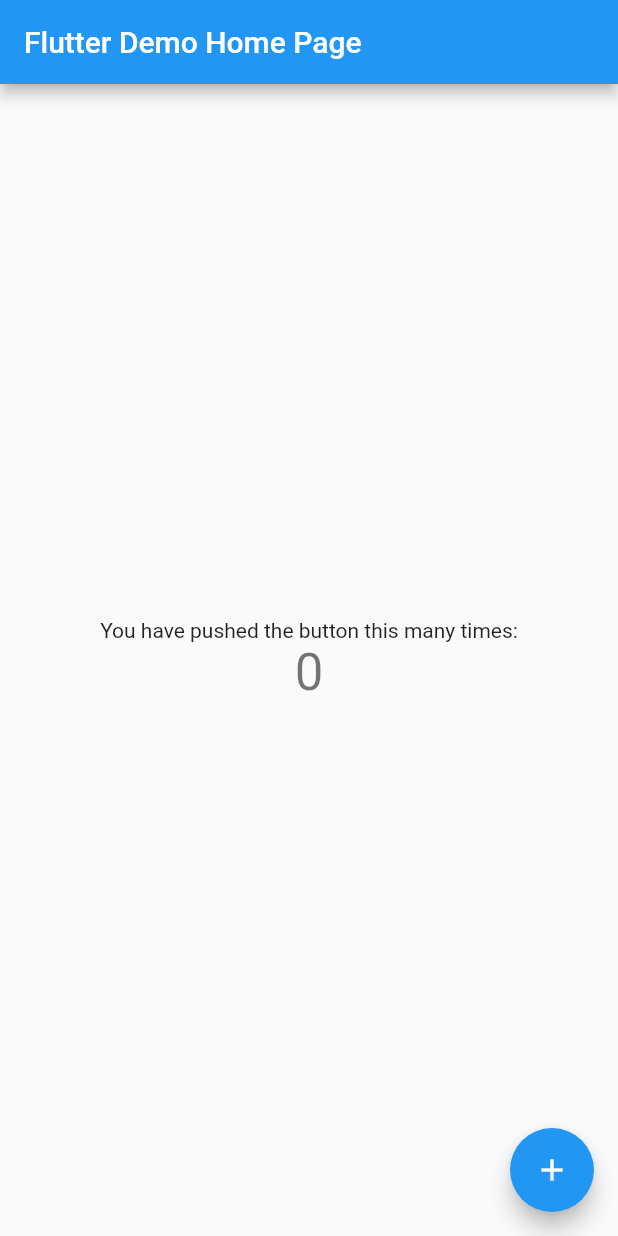
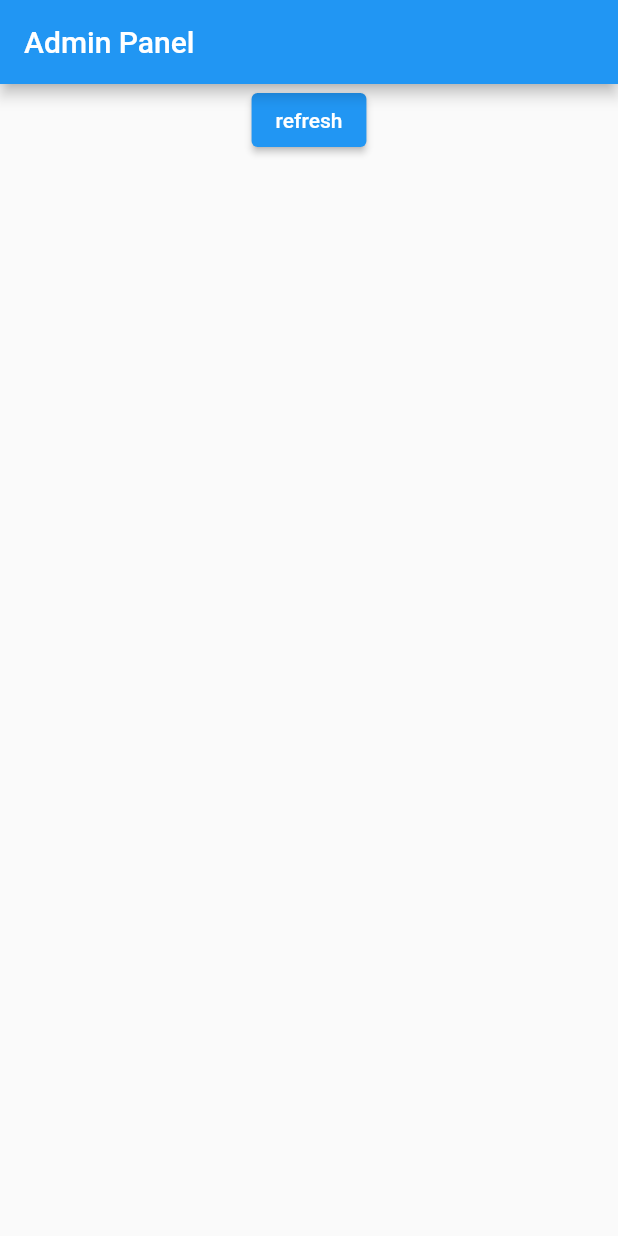
Before and after one commit to umass-cicsoft/admin-panel, a Flutter app: the screen it shows after launch, on a phone screen of 412 x 824 dp. Run offline on Flutter 3.47's test engine with Material 2 defaults, Android fonts, the phone set to English and light mode, and no system bars; our stand-ins replace firebase_core, firebase_database; missing offline and left inert: firebase_core_web, firebase_database_web; accounts and stored records are empty.

Commit message:
Add files via upload

```diff
--- /dev/null
+++ b/lib/homepage.dart
@@ -0,0 +1,70 @@
+import 'package:firebase_database/firebase_database.dart';
+import 'package:flutter/material.dart';
+import './member.dart';
+import 'memberinfo.dart';
+
+class HomePage extends StatefulWidget {
+  const HomePage({
+    Key? key,
+  }) : super(key: key);
+
+  @override
+  State<HomePage> createState() => _HomePageState();
+}
+
+class _HomePageState extends State<HomePage> {
+  Map _members = {};
+  final _database = FirebaseDatabase.instance.ref();
+
+  @override
+  void initState() {
+    super.initState();
+    _refresh();
+  }
+
+  void _refresh() {
+    _database.child('members').onValue.listen((event) {
+      final Object? _message = event.snapshot.value;
+      setState(() {
+        _members = _message as Map;
+      });
+    });
+  }
+
+  @override
+  Widget build(BuildContext context) {
+    return Scaffold(
+        appBar: AppBar(
+          title: const Text('Admin Panel'),
+        ),
+        body: Center(
+            child:
+                Column(mainAxisAlignment: MainAxisAlignment.start, children: [
+          ElevatedButton(
+              onPressed: () {
+                _refresh();
+              },
+              child: const Text('refresh')),
+          SizedBox(
+              height: 700,
+              width: 300,
+              child: ListView.builder(
+                itemCount: _members.length,
+                itemBuilder: (context, int index) {
+                  final _member =
+                      Member.fromJson(_members[_members.keys.toList()[index]]);
+                  return ElevatedButton(
+                      onPressed: () {
+                         Navigator.push(
+                                      context,
+                                      MaterialPageRoute(
+                                          builder: (context) =>
+                                              MemberInfo(member: _member)),
+                                    );
+                      },
+                      child: Text(_member.firstName));
+                },
+              )),
+        ])));
+  }
+}
--- a/lib/main.dart
+++ b/lib/main.dart
@@ -1,11 +1,17 @@
+import 'package:firebase_database/firebase_database.dart';
 import 'package:flutter/material.dart';
+import 'package:firebase_core/firebase_core.dart';
+import './homepage.dart';
 
 void main() {
-  runApp(const MyApp());
+  WidgetsFlutterBinding.ensureInitialized(); //ensure everythings initialized!
+  runApp(MyApp());
 }
 
 class MyApp extends StatelessWidget {
-  const MyApp({Key? key}) : super(key: key);
+  MyApp({Key? key}) : super(key: key);
+
+  final Future<FirebaseApp> _fbApp = Firebase.initializeApp();
 
   // This widget is the root of your application.
   @override
@@ -24,92 +30,23 @@
           // is not restarted.
           primarySwatch: Colors.blue,
         ),
-      home: const MyHomePage(title: 'Flutter Demo Home Page'),
+        home: FutureBuilder(
+            future: _fbApp,
+            builder: (context, snapshot) {
+              if (snapshot.hasError) {
+                //if error occurs return this!
+                // ignore: avoid_print
+                print("ERROR: ${snapshot.error.toString()}");
+                return const Text("Oops, something went wrong!");
+              } else if (snapshot.hasData) {
+                //if data returned load up home page!
+                return  HomePage();
+              } else {
+                //if no data has been returned yet show loading screen!
+                return const Center(
+                  child: CircularProgressIndicator(),
                 );
               }
-}
-
-class MyHomePage extends StatefulWidget {
-  const MyHomePage({Key? key, required this.title}) : super(key: key);
-
-  // This widget is the home page of your application. It is stateful, meaning
-  // that it has a State object (defined below) that contains fields that affect
-  // how it looks.
-
-  // This class is the configuration for the state. It holds the values (in this
-  // case the title) provided by the parent (in this case the App widget) and
-  // used by the build method of the State. Fields in a Widget subclass are
-  // always marked "final".
-
-  final String title;
-
-  @override
-  State<MyHomePage> createState() => _MyHomePageState();
-}
-
-class _MyHomePageState extends State<MyHomePage> {
-  int _counter = 0;
-
-  void _incrementCounter() {
-    setState(() {
-      // This call to setState tells the Flutter framework that something has
-      // changed in this State, which causes it to rerun the build method below
-      // so that the display can reflect the updated values. If we changed
-      // _counter without calling setState(), then the build method would not be
-      // called again, and so nothing would appear to happen.
-      _counter++;
-    });
-  }
-
-  @override
-  Widget build(BuildContext context) {
-    // This method is rerun every time setState is called, for instance as done
-    // by the _incrementCounter method above.
-    //
-    // The Flutter framework has been optimized to make rerunning build methods
-    // fast, so that you can just rebuild anything that needs updating rather
-    // than having to individually change instances of widgets.
-    return Scaffold(
-      appBar: AppBar(
-        // Here we take the value from the MyHomePage object that was created by
-        // the App.build method, and use it to set our appbar title.
-        title: Text(widget.title),
-      ),
-      body: Center(
-        // Center is a layout widget. It takes a single child and positions it
-        // in the middle of the parent.
-        child: Column(
-          // Column is also a layout widget. It takes a list of children and
-          // arranges them vertically. By default, it sizes itself to fit its
-          // children horizontally, and tries to be as tall as its parent.
-          //
-          // Invoke "debug painting" (press "p" in the console, choose the
-          // "Toggle Debug Paint" action from the Flutter Inspector in Android
-          // Studio, or the "Toggle Debug Paint" command in Visual Studio Code)
-          // to see the wireframe for each widget.
-          //
-          // Column has various properties to control how it sizes itself and
-          // how it positions its children. Here we use mainAxisAlignment to
-          // center the children vertically; the main axis here is the vertical
-          // axis because Columns are vertical (the cross axis would be
-          // horizontal).
-          mainAxisAlignment: MainAxisAlignment.center,
-          children: <Widget>[
-            const Text(
-              'You have pushed the button this many times:',
-            ),
-            Text(
-              '$_counter',
-              style: Theme.of(context).textTheme.headline4,
-            ),
-          ],
-        ),
-      ),
-      floatingActionButton: FloatingActionButton(
-        onPressed: _incrementCounter,
-        tooltip: 'Increment',
-        child: const Icon(Icons.add),
-      ), // This trailing comma makes auto-formatting nicer for build methods.
-    );
+            }));
   }
 }
--- a/lib/member.dart
+++ b/lib/member.dart
@@ -1,7 +1,7 @@
 class Member {
-  final String name;
+  final String firstName;
   final String gitLink;
-  final String gradYear;
+  final int gradYear;
   final String intResp;
   final String joinedOn;
   final String lastName;
@@ -12,7 +12,7 @@
   final String email;
 
   Member({
-    required this.name,
+    required this.firstName,
     required this.gitLink,
     required this.gradYear,
     required this.intResp,
@@ -28,15 +28,15 @@
   //from json to object
   factory Member.fromJson(json) {
     return Member(
-      name: json['name'],
-      gitLink: json['githib_link'],
+      firstName: json['first_name'],
+      gitLink: json['github_link'],
       gradYear: json['graduation_year'],
-      intResp: json['interest_responce'],
+      intResp: json['interest_response'],
       joinedOn: json['joined_on'],
       lastName: json['last_name'],
       linkedin: json['linkedin_link'],
       major: json['major'],
-      refResp: json['referral_responce'],
+      refResp: json['referral_response'],
       status: json['status'],
       email: json['umass_email'],
     );
@@ -45,7 +45,7 @@
 //from object to json
   Map<String, dynamic> toJson() {
     return {
-      'name': name,
+      'first_name': firstName,
       'githib_link': gitLink,
       'graduation_year': gradYear,
       'interest_responce': intResp,
```
Also changed, not shown: lib/generated_plugin_registrant.dart (added, +18 -0 lines), lib/memberinfo.dart (added, +26 -0 lines), lib/test.txt (added, +26 -0 lines). Lines whose indentation alone changed are shown as unchanged.
